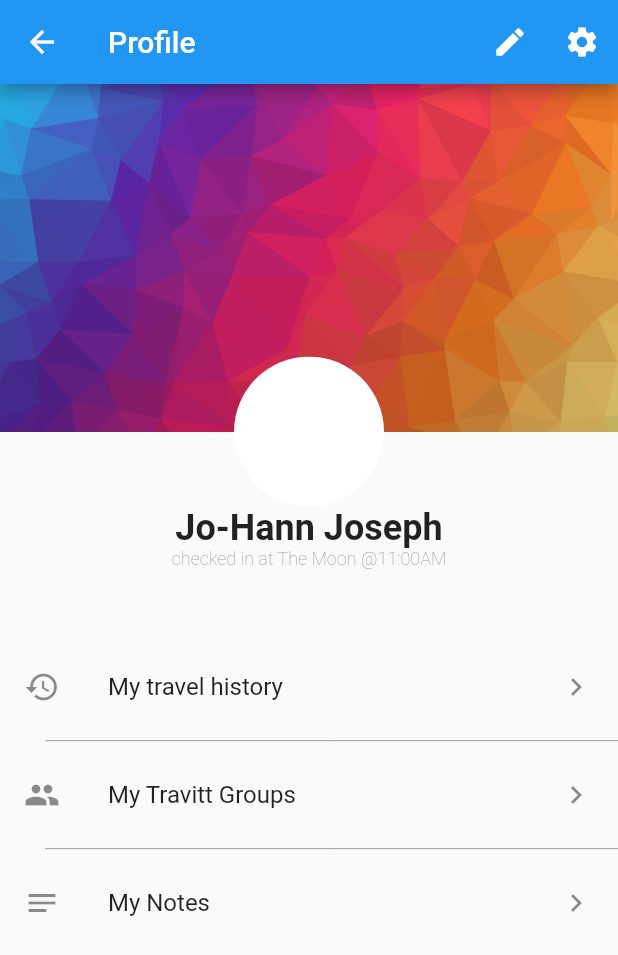
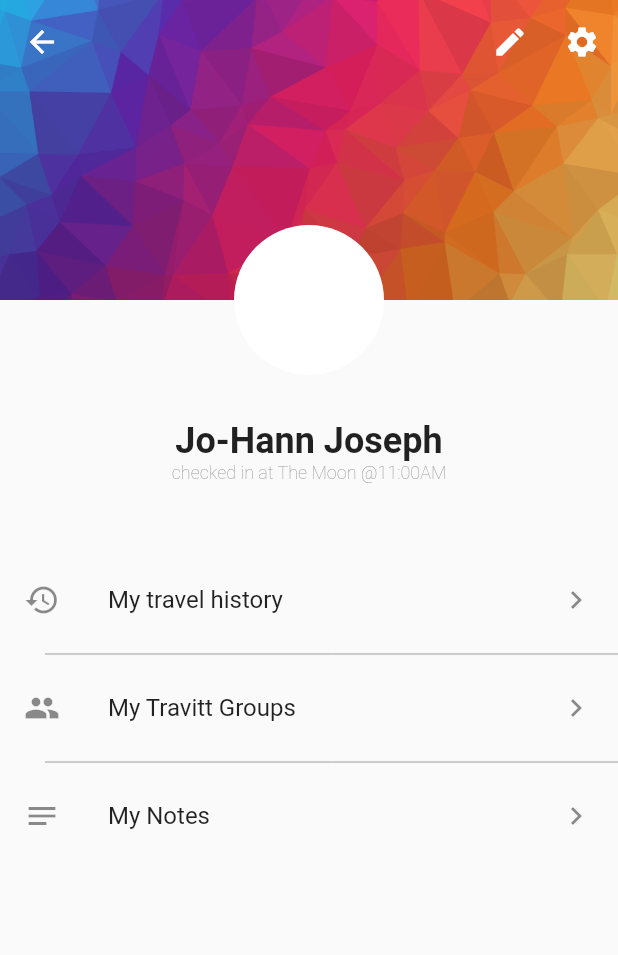
Before and after one commit to skylarkJoker/mappo, a Flutter app: the Profile screen opened by its route, on a phone screen of 412 x 824 dp. Shown: the top 955 px of the screen. Run offline on Flutter 3.47's test engine with Material 2 defaults, Android fonts, the phone set to English and light mode, and no system bars; our stand-ins replace flutter_dotenv; missing offline and left inert: mapbox_gl.

```diff
--- a/lib/pages/hub.dart
+++ b/lib/pages/hub.dart
@@ -49,6 +49,7 @@ class _HubState extends State<Hub> {
         backgroundColor: Colors.teal[500],
         title: Text('Hub'),
         centerTitle: true,
+        automaticallyImplyLeading: false,
       ),
       body: _widgetOptions.elementAt(_selectedIndex),
       bottomNavigationBar: BottomNavigationBar(
--- a/lib/pages/profile.dart
+++ b/lib/pages/profile.dart
@@ -6,8 +6,11 @@ class Profile extends StatelessWidget {
   @override
   Widget build(BuildContext context) {
     return Scaffold(
-        appBar: AppBar(
-          title: Text('Profile'),
+        body: CustomScrollView(
+      slivers: [
+        SliverAppBar(
+          backgroundColor: Colors.teal,
+          expandedHeight: 200,
           actions: [
             IconButton(
               icon: Icon(Icons.edit),
@@ -18,12 +21,8 @@ class Profile extends StatelessWidget {
               onPressed: () => {},
             ),
           ],
-        ),
-        body: Container(
-          child: Column(
-            children: [
-              Container(
-                child: Stack(
+          flexibleSpace: Stack(
+            fit: StackFit.expand,
             children: [
               Image.asset(
                 'assets/images/lowpoly.png',
@@ -43,19 +42,25 @@ class Profile extends StatelessWidget {
             overflow: Overflow.visible,
           ),
         ),
+        SliverList(
+            delegate: SliverChildListDelegate([
           SizedBox(
-                height: 50.0,
+            height: 80.0,
           ),
-              Text(
+          Center(
+            child: Text(
               'Jo-Hann Joseph',
               style: TextStyle(fontSize: 24.0, fontWeight: FontWeight.bold),
             ),
-              Text(
+          ),
+          Center(
+            child: Text(
               'checked in at The Moon @11:00AM',
               style: TextStyle(
                   color: Colors.grey,
                   fontSize: 12.0,
                   fontWeight: FontWeight.w100),
+            ),
           ),
           SizedBox(
             height: 50.0,
@@ -83,8 +88,8 @@ class Profile extends StatelessWidget {
             title: Text('My Notes'),
             trailing: Icon(Icons.navigate_next),
           ),
+        ]))
       ],
-          ),
     ));
   }
 }
```
Also changed, not shown: lib/pages/wizard.dart (+120 -27 lines). Lines whose indentation alone changed are shown as unchanged.
